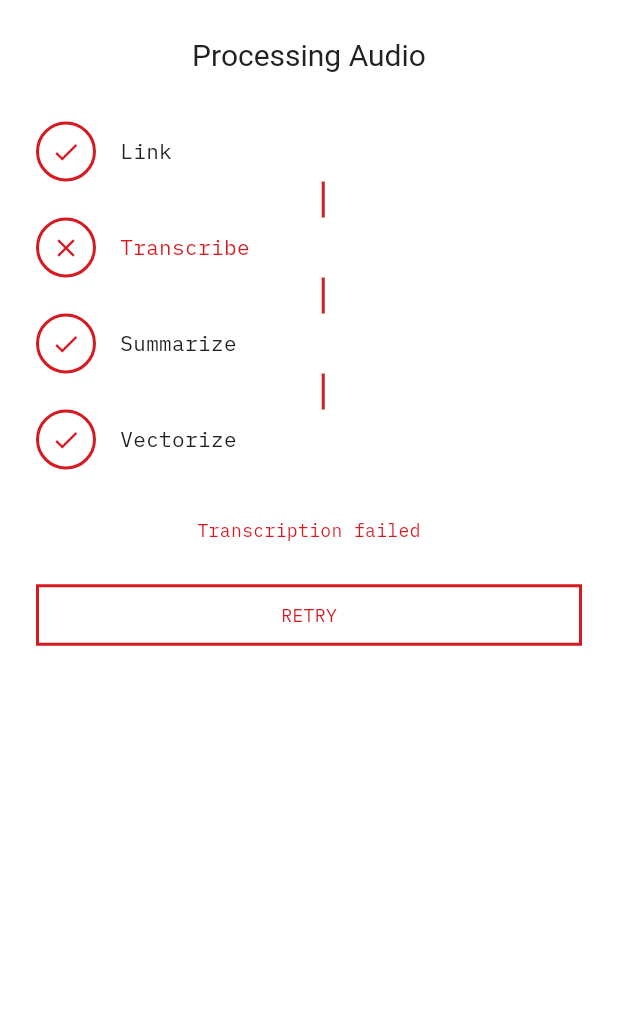
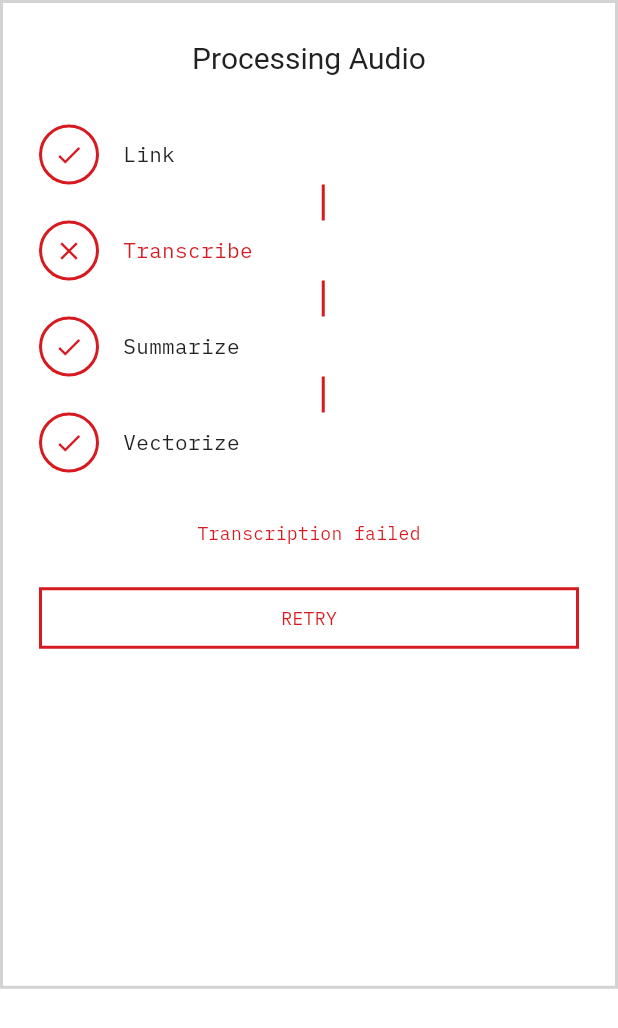
Before and after one commit to ib8-dev/cactus_hackathon, a Flutter app: the ProcessingBottomSheet widget shown alone on an empty page, opened directly with empty values, on a phone screen of 412 x 824 dp. Shown: the top 1028 px of the screen. Run offline on Flutter 3.47's test engine with Material 3 defaults, Android fonts, the phone set to English and light mode, and no system bars; our stand-ins replace audioplayers, flutter_contacts, objectbox; missing offline and left inert: cactus, call_log, receive_sharing_intent; generated files the repository leaves out were written again; Roboto replaces fonts that are missing (DotGothic16).

Commit message:
bottom sheet

```diff
--- a/lib/link_audio_dialog.dart
+++ b/lib/link_audio_dialog.dart
@@ -182,9 +182,9 @@ class _LinkAudioDialogState extends State<LinkAudioDialog>
 
     return Container(
       height: MediaQuery.of(context).size.height * 0.85,
-      decoration: const BoxDecoration(
+      decoration: BoxDecoration(
         color: Colors.white,
-        borderRadius: BorderRadius.vertical(top: Radius.circular(0)),
+        border: Border.all(color: textColor.withValues(alpha: 0.2), width: 2),
       ),
       child: Column(
         mainAxisSize: MainAxisSize.min,
--- a/lib/processing_bottom_sheet.dart
+++ b/lib/processing_bottom_sheet.dart
@@ -335,12 +335,11 @@ class _ProcessingBottomSheetState extends State<ProcessingBottomSheet>
     final textColor = Theme.of(context).colorScheme.onSurface;
     final accentColor = Theme.of(context).colorScheme.secondary;
 
-    return SizedBox(
+    return Container(
       height: MediaQuery.of(context).size.height * 0.8,
-      child: Container(
       decoration: BoxDecoration(
         color: Theme.of(context).scaffoldBackgroundColor,
-          borderRadius: const BorderRadius.vertical(top: Radius.circular(0)),
+        border: Border.all(color: textColor.withOpacity(0.2), width: 2),
       ),
       padding: const EdgeInsets.all(24),
       child: SingleChildScrollView(
@@ -428,7 +427,6 @@ class _ProcessingBottomSheetState extends State<ProcessingBottomSheet>
                 const SizedBox(height: 16),
               ],
           ],
-          ),
         ),
       ),
     );
```
Also changed, not shown: lib/recording_detail_bottom_sheet.dart (+0 -7 lines). Lines whose indentation alone changed are shown as unchanged.
